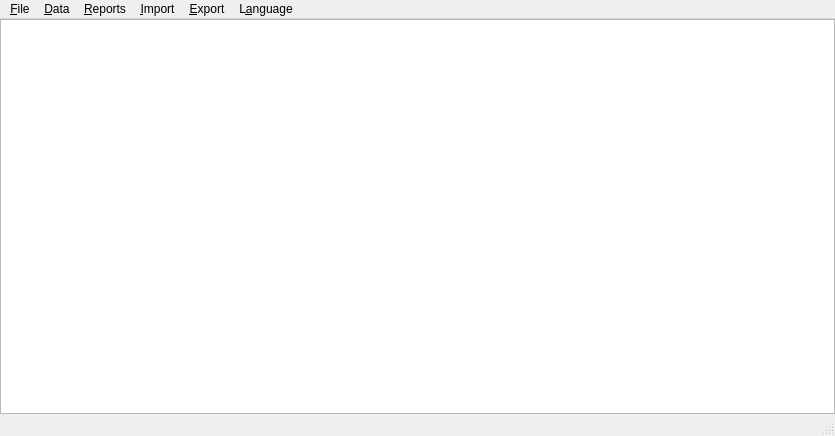
Old version of the form jal/ui/main_window.ui in the repository titov-vv/jal.
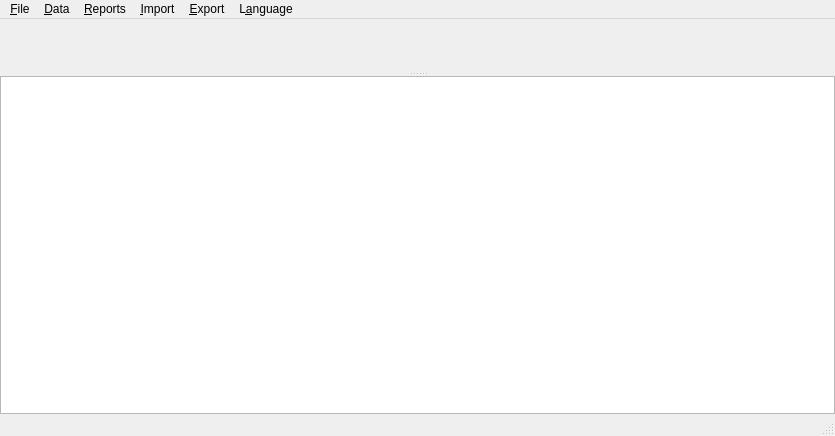
New version of the form. Custom widgets are drawn as their Qt base class.

Commit message: Show/Hide log window.

The edit to the form file:
```diff
--- a/jal/ui/main_window.ui
+++ b/jal/ui/main_window.ui
@@ -43,10 +43,13 @@
      <number>0</number>
     </property>
     <item>
+     <widget class="QSplitter" name="splitter">
+      <property name="orientation">
+       <enum>Qt::Vertical</enum>
+      </property>
      <widget class="TabbedMdiArea" name="mdiArea" native="true"/>
-    </item>
-    <item>
      <widget class="LogViewer" name="Logs"/>
+     </widget>
     </item>
    </layout>
   </widget>
```
Left out of the diff: 2 changed lines with no effect on the pictures. Lines whose indentation alone changed are shown as unchanged. The commit also changes 4 other files.
